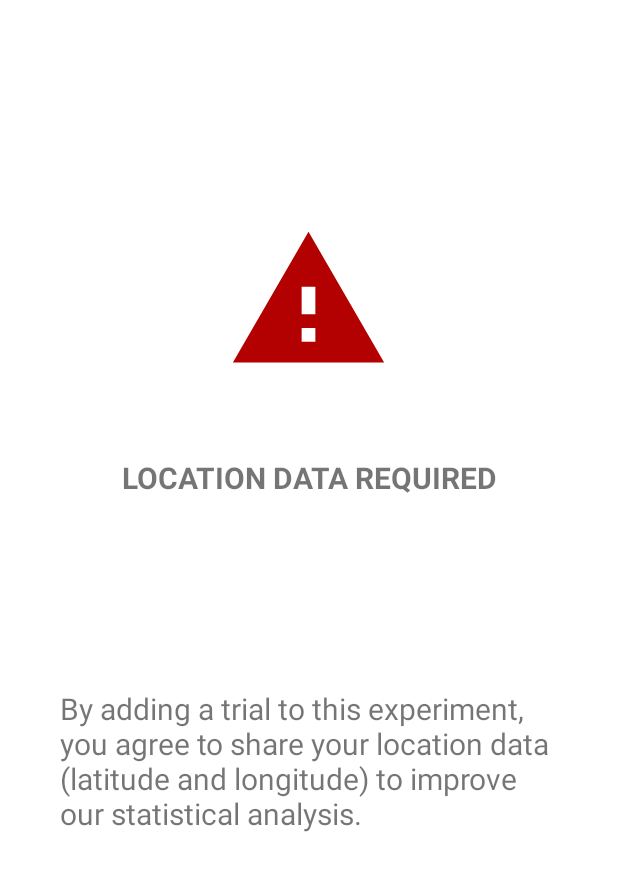
After one commit to CMPUT301W21T11/Appraisal, an Android app: the layout fragment_geolocation_warning.xml on its own in the app's theme, with its tools: preview values and no code run, on a phone screen of 412 x 824 dp. The commit adds this screen. Shown: the top 871 px of the screen. Run offline under Robolectric (Android 15) with nearby library versions, the phone set to English and light mode, and no system bars.

Commit message:
Added DialogFragment for Geolocation Warning

```diff
--- /dev/null
+++ b/app/src/main/java/com/example/appraisal/UI/geolocation/GeolocationWarningDialog.java
@@ -0,0 +1,47 @@
+package com.example.appraisal.UI.geolocation;
+
+import android.app.AlertDialog;
+import android.app.Dialog;
+import android.app.DialogFragment;
+import android.content.Context;
+import android.content.DialogInterface;
+import android.os.Bundle;
+import android.view.LayoutInflater;
+import android.view.View;
+
+import com.example.appraisal.R;
+
+public class GeolocationWarningDialog extends DialogFragment {
+    private GeolocationWarningDialogListener listener;
+
+    @Override
+    public Dialog onCreateDialog(Bundle savedInstanceState) {
+        // Use the Builder class for convenient dialog construction
+        AlertDialog.Builder builder = new AlertDialog.Builder(getActivity());
+        LayoutInflater inflater = getActivity().getLayoutInflater();
+        View view = inflater.inflate(R.layout.fragment_geolocation_warning, null);
+
+        builder.setView(view)
+                .setPositiveButton("Accept", new DialogInterface.OnClickListener() {
+                    public void onClick(DialogInterface dialog, int id) {
+                        // FIRE ZE MISSILES!
+                    }
+                })
+                .setNegativeButton("Reject", new DialogInterface.OnClickListener() {
+                    public void onClick(DialogInterface dialog, int id) {
+                        // User cancelled the dialog
+                    }
+                });
+        // Create the AlertDialog object and return it
+        return builder.create();
+    }
+
+    @Override
+    public void onAttach(Context context) {
+        super.onAttach(context);
+    }
+
+    public interface GeolocationWarningDialogListener{
+
+    }
+}
--- a/app/src/main/java/com/example/appraisal/UI/trial/BinomialActivity.java
+++ b/app/src/main/java/com/example/appraisal/UI/trial/BinomialActivity.java
@@ -167,6 +167,8 @@ public class BinomialActivity extends AppCompatActivity {
     public void addGeolocation(View v) {
         Intent intent = new Intent(this, GeolocationActivity.class);
         startActivityForResult(intent, MAP_REQUEST_CODE);
+//        DialogFragment geolocationWarningDialog = new GeolocationWarningDialog();
+//        geolocationWarningDialog.show(getSupportFragmentManager(),"GeoDialog");
     }
 
     /**
--- /dev/null
+++ b/app/src/main/res/drawable/warning_icon.xml
@@ -0,0 +1,5 @@
+<vector android:height="110dp" android:tint="#B30000"
+    android:viewportHeight="24" android:viewportWidth="24"
+    android:width="110dp" xmlns:android="http://schemas.android.com/apk/res/android">
+    <path android:fillColor="@android:color/white" android:pathData="M1,21h22L12,2 1,21zM13,18h-2v-2h2v2zM13,14h-2v-4h2v4z"/>
+</vector>
--- /dev/null
+++ b/app/src/main/res/layout/fragment_geolocation_warning.xml
@@ -0,0 +1,49 @@
+<?xml version="1.0" encoding="utf-8"?>
+<androidx.constraintlayout.widget.ConstraintLayout xmlns:android="http://schemas.android.com/apk/res/android"
+    xmlns:app="http://schemas.android.com/apk/res-auto"
+    xmlns:tools="http://schemas.android.com/tools"
+    android:layout_width="match_parent"
+    android:layout_height="match_parent"
+    android:padding="40dp">
+
+    <ImageView
+        android:layout_width="wrap_content"
+        android:layout_height="wrap_content"
+        android:src="@drawable/warning_icon"
+        android:adjustViewBounds="true"
+        android:scaleType="fitXY"
+        app:layout_constraintBottom_toTopOf="@+id/textView10"
+        app:layout_constraintEnd_toEndOf="parent"
+        app:layout_constraintHorizontal_bias="0.498"
+        app:layout_constraintStart_toStartOf="parent"
+        app:layout_constraintTop_toTopOf="parent"
+        app:layout_constraintVertical_bias="0.681" />
+
+    <TextView
+        android:id="@+id/textView10"
+        android:layout_width="match_parent"
+        android:layout_height="wrap_content"
+        android:layout_marginBottom="56dp"
+        android:gravity="center"
+        android:text="Location data required"
+        android:textAllCaps="true"
+        android:textSize="20dp"
+        android:textStyle="bold"
+        app:layout_constraintBottom_toTopOf="@+id/textView6"
+        app:layout_constraintEnd_toEndOf="parent"
+        app:layout_constraintStart_toStartOf="parent"
+        app:layout_constraintTop_toTopOf="parent"
+        app:layout_constraintVertical_bias="0.789" />
+
+    <TextView
+        android:id="@+id/textView6"
+        android:layout_width="match_parent"
+        android:layout_height="wrap_content"
+        android:layout_marginBottom="228dp"
+        android:text="@string/geo_warning"
+        app:layout_constraintBottom_toBottomOf="parent"
+        app:layout_constraintEnd_toEndOf="parent"
+        app:layout_constraintStart_toStartOf="parent"
+        android:textSize="20dp"/>
+
+</androidx.constraintlayout.widget.ConstraintLayout>
--- a/app/src/main/res/values/strings.xml
+++ b/app/src/main/res/values/strings.xml
@@ -4,4 +4,5 @@
     <string name="permission_rationale_location">Access to the location service is required to demonstrate the \'my location\' feature, which shows your current location on the map.</string>
     <string name="location_permission_denied">This sample requires location permission to enable the \'my location\' layer. Please try again and grant access to use the location.\nIf the permission has been permanently denied, it can be enabled from the System Settings &gt; Apps &gt; \'Google Maps API Demos\'.</string>
     <string name="add_geolocation_txt">Add Geolocation</string>
+    <string name="geo_warning">By adding a trial to this experiment, you agree to share your location data (latitude and longitude) to improve our statistical analysis.</string>
 </resources>
```
